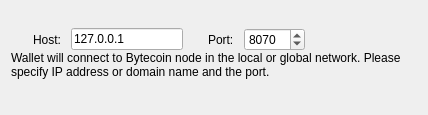
This is src/connectionoptionsframe.ui in bcndev/bytecoin-gui as Qt 5 draws it before an edit. The edited form follows.
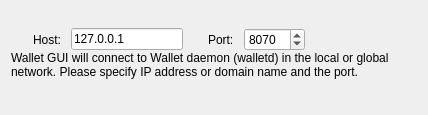
This is the edited form.

The edit to the form file:
```diff
--- a/src/connectionoptionsframe.ui
+++ b/src/connectionoptionsframe.ui
@@ -143,7 +143,7 @@
       </size>
      </property>
      <property name="text">
-      <string>Wallet will connect to Bytecoin node in the local or global network. Please specify IP address or domain name and the port.</string>
+      <string>&lt;html&gt;&lt;head/&gt;&lt;body&gt;&lt;p&gt;Wallet GUI will connect to Wallet daemon (walletd) in the local or global network. Please specify IP address or domain name and the port.&lt;/p&gt;&lt;/body&gt;&lt;/html&gt;</string>
      </property>
      <property name="alignment">
       <set>Qt::AlignLeading|Qt::AlignLeft|Qt::AlignTop</set>
```
